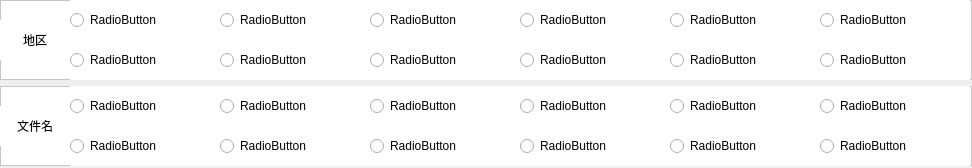
Before: the Qt Designer form app/edit_gift/gui/operation/check_language_ui.ui in WanKaKa/IjsGiftWall, drawn with Qt 5.
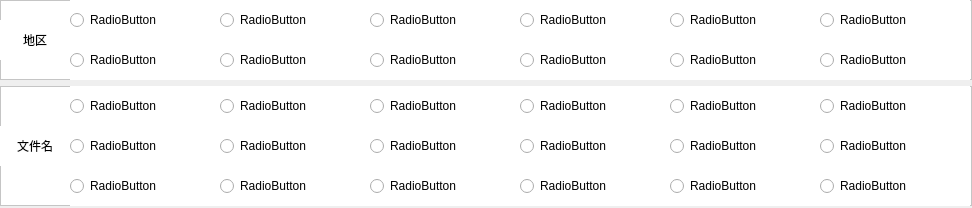
After: the same form once the commit is applied.

```diff
--- a/app/edit_gift/gui/operation/check_language_ui.ui
+++ b/app/edit_gift/gui/operation/check_language_ui.ui
@@ -7,7 +7,7 @@
     <x>0</x>
     <y>0</y>
     <width>972</width>
-    <height>168</height>
+    <height>208</height>
    </rect>
   </property>
   <property name="windowTitle">
@@ -297,13 +297,13 @@
        <property name="minimumSize">
         <size>
          <width>0</width>
-         <height>80</height>
+         <height>120</height>
         </size>
        </property>
        <property name="maximumSize">
         <size>
          <width>16777215</width>
-         <height>80</height>
+         <height>120</height>
         </size>
        </property>
        <property name="styleSheet">
@@ -319,7 +319,7 @@
         <property name="geometry">
          <rect>
           <x>0</x>
-          <y>20</y>
+          <y>40</y>
           <width>70</width>
           <height>40</height>
          </rect>
@@ -363,90 +363,26 @@
          <string>RadioButton</string>
         </property>
        </widget>
-       <widget class="QRadioButton" name="file_name_radio_2">
-        <property name="geometry">
-         <rect>
-          <x>70</x>
-          <y>40</y>
-          <width>150</width>
-          <height>40</height>
-         </rect>
-        </property>
-        <property name="styleSheet">
-         <string notr="true">font: 10pt &quot;微软雅黑&quot;;</string>
-        </property>
-        <property name="text">
-         <string>RadioButton</string>
-        </property>
-       </widget>
-       <widget class="QRadioButton" name="file_name_radio_3">
-        <property name="geometry">
-         <rect>
-          <x>220</x>
-          <y>0</y>
-          <width>150</width>
-          <height>40</height>
-         </rect>
-        </property>
-        <property name="styleSheet">
-         <string notr="true">font: 10pt &quot;微软雅黑&quot;;</string>
-        </property>
-        <property name="text">
-         <string>RadioButton</string>
-        </property>
-       </widget>
-       <widget class="QRadioButton" name="file_name_radio_4">
-        <property name="geometry">
-         <rect>
-          <x>220</x>
-          <y>40</y>
-          <width>150</width>
-          <height>40</height>
-         </rect>
-        </property>
-        <property name="styleSheet">
-         <string notr="true">font: 10pt &quot;微软雅黑&quot;;</string>
-        </property>
-        <property name="text">
-         <string>RadioButton</string>
-        </property>
-       </widget>
-       <widget class="QRadioButton" name="file_name_radio_5">
-        <property name="geometry">
-         <rect>
-          <x>370</x>
-          <y>0</y>
-          <width>150</width>
-          <height>40</height>
-         </rect>
-        </property>
-        <property name="styleSheet">
-         <string notr="true">font: 10pt &quot;微软雅黑&quot;;</string>
-        </property>
-        <property name="text">
-         <string>RadioButton</string>
-        </property>
-       </widget>
-       <widget class="QRadioButton" name="file_name_radio_6">
-        <property name="geometry">
-         <rect>
-          <x>370</x>
-          <y>40</y>
-          <width>150</width>
-          <height>40</height>
-         </rect>
-        </property>
-        <property name="styleSheet">
-         <string notr="true">font: 10pt &quot;微软雅黑&quot;;</string>
-        </property>
-        <property name="text">
-         <string>RadioButton</string>
-        </property>
-       </widget>
        <widget class="QRadioButton" name="file_name_radio_7">
         <property name="geometry">
          <rect>
-          <x>520</x>
+          <x>70</x>
+          <y>40</y>
+          <width>150</width>
+          <height>40</height>
+         </rect>
+        </property>
+        <property name="styleSheet">
+         <string notr="true">font: 10pt &quot;微软雅黑&quot;;</string>
+        </property>
+        <property name="text">
+         <string>RadioButton</string>
+        </property>
+       </widget>
+       <widget class="QRadioButton" name="file_name_radio_2">
+        <property name="geometry">
+         <rect>
+          <x>220</x>
           <y>0</y>
           <width>150</width>
           <height>40</height>
@@ -462,7 +398,7 @@
        <widget class="QRadioButton" name="file_name_radio_8">
         <property name="geometry">
          <rect>
-          <x>520</x>
+          <x>220</x>
           <y>40</y>
           <width>150</width>
           <height>40</height>
@@ -475,10 +411,42 @@
          <string>RadioButton</string>
         </property>
        </widget>
+       <widget class="QRadioButton" name="file_name_radio_3">
+        <property name="geometry">
+         <rect>
+          <x>370</x>
+          <y>0</y>
+          <width>150</width>
+          <height>40</height>
+         </rect>
+        </property>
+        <property name="styleSheet">
+         <string notr="true">font: 10pt &quot;微软雅黑&quot;;</string>
+        </property>
+        <property name="text">
+         <string>RadioButton</string>
+        </property>
+       </widget>
        <widget class="QRadioButton" name="file_name_radio_9">
         <property name="geometry">
          <rect>
-          <x>670</x>
+          <x>370</x>
+          <y>40</y>
+          <width>150</width>
+          <height>40</height>
+         </rect>
+        </property>
+        <property name="styleSheet">
+         <string notr="true">font: 10pt &quot;微软雅黑&quot;;</string>
+        </property>
+        <property name="text">
+         <string>RadioButton</string>
+        </property>
+       </widget>
+       <widget class="QRadioButton" name="file_name_radio_4">
+        <property name="geometry">
+         <rect>
+          <x>520</x>
           <y>0</y>
           <width>150</width>
           <height>40</height>
@@ -494,7 +462,7 @@
        <widget class="QRadioButton" name="file_name_radio_10">
         <property name="geometry">
          <rect>
-          <x>670</x>
+          <x>520</x>
           <y>40</y>
           <width>150</width>
           <height>40</height>
@@ -507,9 +475,41 @@
          <string>RadioButton</string>
         </property>
        </widget>
+       <widget class="QRadioButton" name="file_name_radio_5">
+        <property name="geometry">
+         <rect>
+          <x>670</x>
+          <y>0</y>
+          <width>150</width>
+          <height>40</height>
+         </rect>
+        </property>
+        <property name="styleSheet">
+         <string notr="true">font: 10pt &quot;微软雅黑&quot;;</string>
+        </property>
+        <property name="text">
+         <string>RadioButton</string>
+        </property>
+       </widget>
        <widget class="QRadioButton" name="file_name_radio_11">
         <property name="geometry">
          <rect>
+          <x>670</x>
+          <y>40</y>
+          <width>150</width>
+          <height>40</height>
+         </rect>
+        </property>
+        <property name="styleSheet">
+         <string notr="true">font: 10pt &quot;微软雅黑&quot;;</string>
+        </property>
+        <property name="text">
+         <string>RadioButton</string>
+        </property>
+       </widget>
+       <widget class="QRadioButton" name="file_name_radio_6">
+        <property name="geometry">
+         <rect>
           <x>820</x>
           <y>0</y>
           <width>150</width>
@@ -539,6 +539,102 @@
          <string>RadioButton</string>
         </property>
        </widget>
+       <widget class="QRadioButton" name="file_name_radio_13">
+        <property name="geometry">
+         <rect>
+          <x>70</x>
+          <y>80</y>
+          <width>150</width>
+          <height>40</height>
+         </rect>
+        </property>
+        <property name="styleSheet">
+         <string notr="true">font: 10pt &quot;微软雅黑&quot;;</string>
+        </property>
+        <property name="text">
+         <string>RadioButton</string>
+        </property>
+       </widget>
+       <widget class="QRadioButton" name="file_name_radio_14">
+        <property name="geometry">
+         <rect>
+          <x>220</x>
+          <y>80</y>
+          <width>150</width>
+          <height>40</height>
+         </rect>
+        </property>
+        <property name="styleSheet">
+         <string notr="true">font: 10pt &quot;微软雅黑&quot;;</string>
+        </property>
+        <property name="text">
+         <string>RadioButton</string>
+        </property>
+       </widget>
+       <widget class="QRadioButton" name="file_name_radio_15">
+        <property name="geometry">
+         <rect>
+          <x>370</x>
+          <y>80</y>
+          <width>150</width>
+          <height>40</height>
+         </rect>
+        </property>
+        <property name="styleSheet">
+         <string notr="true">font: 10pt &quot;微软雅黑&quot;;</string>
+        </property>
+        <property name="text">
+         <string>RadioButton</string>
+        </property>
+       </widget>
+       <widget class="QRadioButton" name="file_name_radio_16">
+        <property name="geometry">
+         <rect>
+          <x>520</x>
+          <y>80</y>
+          <width>150</width>
+          <height>40</height>
+         </rect>
+        </property>
+        <property name="styleSheet">
+         <string notr="true">font: 10pt &quot;微软雅黑&quot;;</string>
+        </property>
+        <property name="text">
+         <string>RadioButton</string>
+        </property>
+       </widget>
+       <widget class="QRadioButton" name="file_name_radio_17">
+        <property name="geometry">
+         <rect>
+          <x>670</x>
+          <y>80</y>
+          <width>150</width>
+          <height>40</height>
+         </rect>
+        </property>
+        <property name="styleSheet">
+         <string notr="true">font: 10pt &quot;微软雅黑&quot;;</string>
+        </property>
+        <property name="text">
+         <string>RadioButton</string>
+        </property>
+       </widget>
+       <widget class="QRadioButton" name="file_name_radio_18">
+        <property name="geometry">
+         <rect>
+          <x>820</x>
+          <y>80</y>
+          <width>150</width>
+          <height>40</height>
+         </rect>
+        </property>
+        <property name="styleSheet">
+         <string notr="true">font: 10pt &quot;微软雅黑&quot;;</string>
+        </property>
+        <property name="text">
+         <string>RadioButton</string>
+        </property>
+       </widget>
       </widget>
      </item>
     </layout>
```
